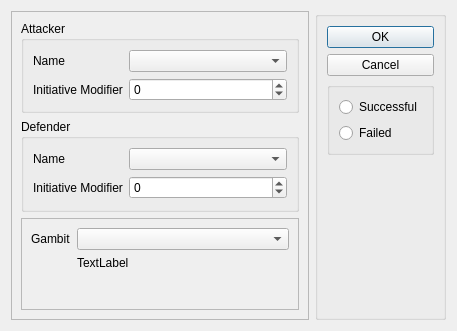
This is lib/decisive_gui.ui in ErikSeguinte/ex-3e-tracker-Python as Qt 5 draws it before an edit. The edited form follows.
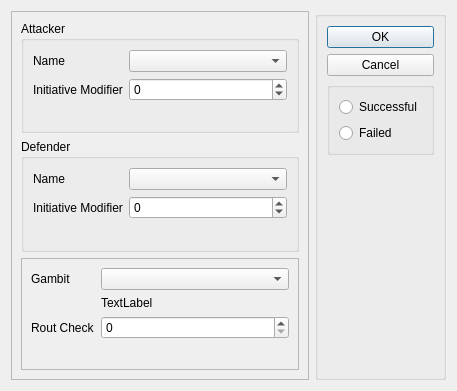
This is the edited form.

Commit message: Added rout check to dialogs

```diff
--- a/lib/decisive_gui.ui
+++ b/lib/decisive_gui.ui
@@ -7,7 +7,7 @@
     <x>0</x>
     <y>0</y>
     <width>457</width>
-    <height>331</height>
+    <height>391</height>
    </rect>
   </property>
   <property name="windowTitle">
@@ -129,6 +129,16 @@
            </property>
           </widget>
          </item>
+         <item row="3" column="1">
+          <widget class="QSpinBox" name="spinBox"/>
+         </item>
+         <item row="3" column="0">
+          <widget class="QLabel" name="label_6">
+           <property name="text">
+            <string>Rout Check</string>
+           </property>
+          </widget>
+         </item>
         </layout>
        </widget>
       </item>
```
Left out of the diff: 2 changed lines with no effect on the pictures. The commit also changes 2 other files.
